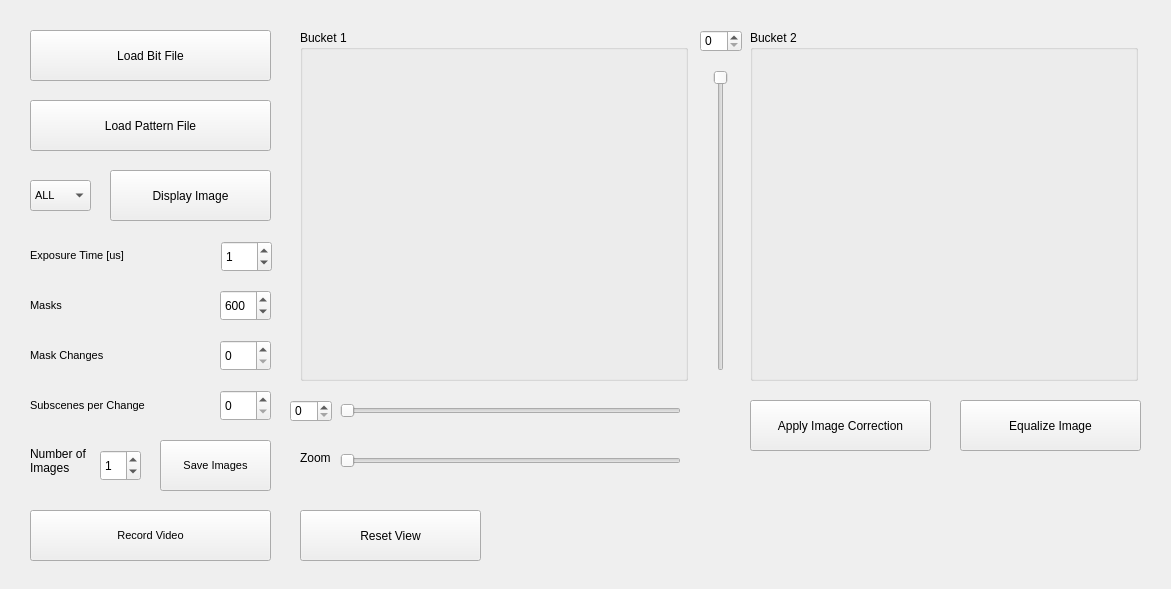
Above: ImagerGUI/mainwindow.ui from gposluns/MBImager before the change. Below: the same form after it.
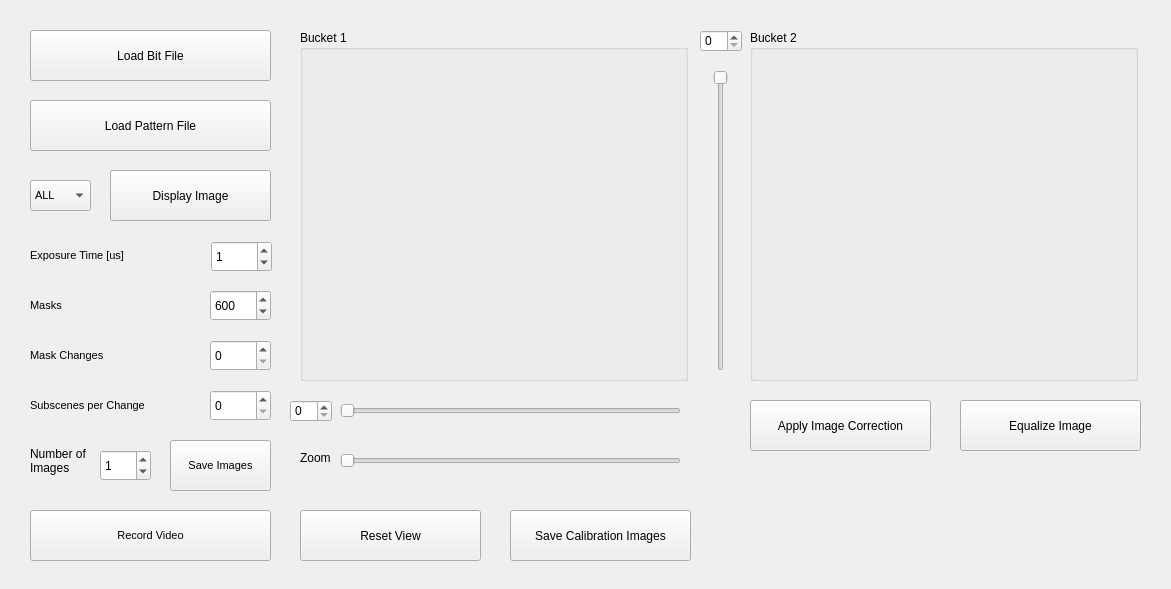
That is the form after the change. Custom widgets are drawn as their Qt base class.

Commit message: Updating c++ files to include some calibration procedure

What changed in the file:
```diff
--- a/ImagerGUI/mainwindow.ui
+++ b/ImagerGUI/mainwindow.ui
@@ -282,9 +282,9 @@
    <widget class="QPushButton" name="SaveImages">
     <property name="geometry">
      <rect>
-      <x>160</x>
+      <x>170</x>
       <y>440</y>
-      <width>111</width>
+      <width>101</width>
       <height>51</height>
      </rect>
     </property>
@@ -396,14 +396,17 @@
    <widget class="QSpinBox" name="expBox">
     <property name="geometry">
      <rect>
-      <x>221</x>
+      <x>211</x>
       <y>241</y>
-      <width>51</width>
+      <width>61</width>
       <height>31</height>
      </rect>
     </property>
     <property name="maximum">
-     <number>100000</number>
+     <number>1000000</number>
+    </property>
+    <property name="singleStep">
+     <number>1000</number>
     </property>
     <property name="value">
      <number>1</number>
@@ -412,9 +415,9 @@
    <widget class="QSpinBox" name="maskBox">
     <property name="geometry">
      <rect>
-      <x>220</x>
+      <x>210</x>
       <y>290</y>
-      <width>51</width>
+      <width>61</width>
       <height>31</height>
      </rect>
     </property>
@@ -428,9 +431,9 @@
    <widget class="QSpinBox" name="maskChngBox">
     <property name="geometry">
      <rect>
-      <x>220</x>
+      <x>210</x>
       <y>340</y>
-      <width>51</width>
+      <width>61</width>
       <height>31</height>
      </rect>
     </property>
@@ -441,9 +444,9 @@
    <widget class="QSpinBox" name="subcBox">
     <property name="geometry">
      <rect>
-      <x>220</x>
+      <x>210</x>
       <y>390</y>
-      <width>51</width>
+      <width>61</width>
       <height>31</height>
      </rect>
     </property>
@@ -456,7 +459,7 @@
      <rect>
       <x>100</x>
       <y>450</y>
-      <width>41</width>
+      <width>51</width>
       <height>31</height>
      </rect>
     </property>
@@ -493,6 +496,19 @@
      <number>184</number>
     </property>
    </widget>
+   <widget class="QPushButton" name="calib">
+    <property name="geometry">
+     <rect>
+      <x>510</x>
+      <y>510</y>
+      <width>181</width>
+      <height>51</height>
+     </rect>
+    </property>
+    <property name="text">
+     <string>Save Calibration Images</string>
+    </property>
+   </widget>
   </widget>
  </widget>
  <customwidgets>
```
The commit also changes 3 other files.
